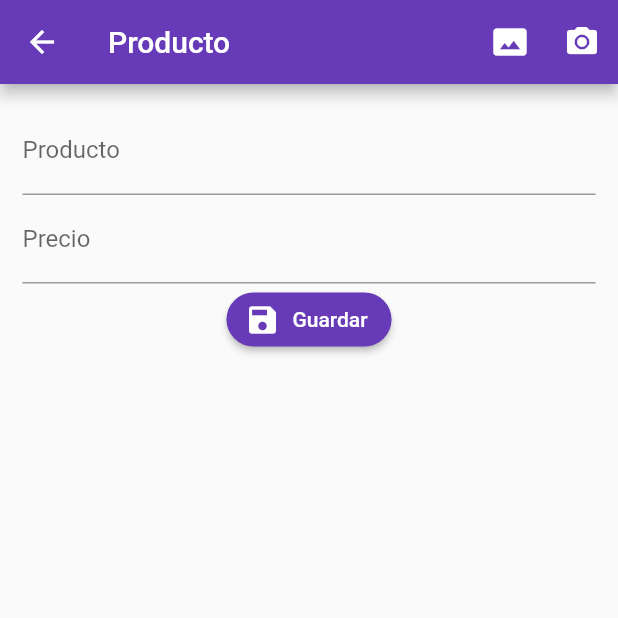
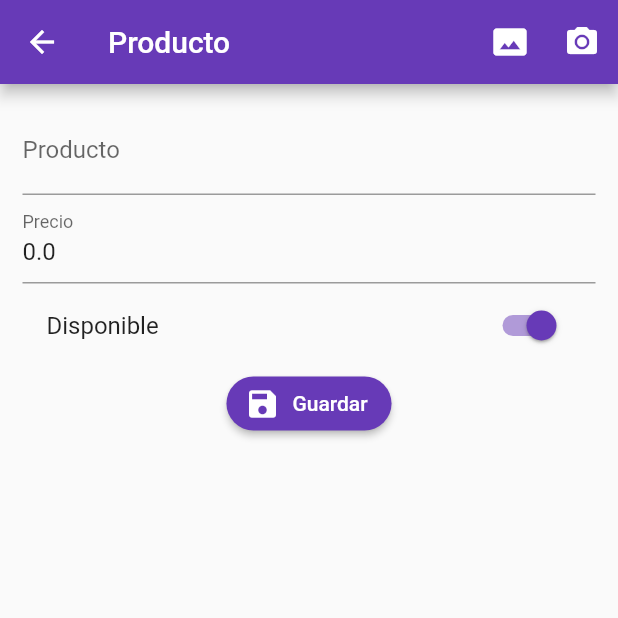
Before and after one commit to Draw507/u-flutter, a Flutter app: the ProductoPage screen opened by its route, on a phone screen of 412 x 824 dp, the top half of it. Run offline on Flutter 3.47's test engine with Material 2 defaults, Android fonts, the phone set to English and light mode, and no system bars; our stand-ins replace flutter_swiper, rxdart.

Commit message:
feat(productos): Manejo de Modelo y formularios para el SAVE

```diff
--- /dev/null
+++ b/seccion11/formvalidation/lib/src/models/producto_model.dart
@@ -0,0 +1,39 @@
+import 'dart:convert';
+
+ProductoModel productoModelFromJson(String str) =>
+    ProductoModel.fromJson(json.decode(str));
+
+String productoModelToJson(ProductoModel data) => json.encode(data.toJson());
+
+class ProductoModel {
+  String id;
+  String titulo;
+  double valor;
+  bool disponible;
+  String fotoUrl;
+
+  ProductoModel({
+    this.id,
+    this.titulo = '',
+    this.valor = 0.0,
+    this.disponible = true,
+    this.fotoUrl,
+  });
+
+  factory ProductoModel.fromJson(Map<String, dynamic> json) =>
+      new ProductoModel(
+        id: json["id"],
+        titulo: json["titulo"],
+        valor: json["valor"],
+        disponible: json["disponible"],
+        fotoUrl: json["fotoUrl"],
+      );
+
+  Map<String, dynamic> toJson() => {
+        "id": id,
+        "titulo": titulo,
+        "valor": valor,
+        "disponible": disponible,
+        "fotoUrl": fotoUrl,
+      };
+}
--- a/seccion11/formvalidation/lib/src/pages/producto_page.dart
+++ b/seccion11/formvalidation/lib/src/pages/producto_page.dart
@@ -1,4 +1,5 @@
 import 'package:flutter/material.dart';
+import 'package:formvalidation/src/models/producto_model.dart';
 import 'package:formvalidation/src/utils/utils.dart' as utils;
 
 class ProductoPage extends StatefulWidget {
@@ -8,6 +9,7 @@ class ProductoPage extends StatefulWidget {
 
 class _ProductoPageState extends State<ProductoPage> {
   final formKey = GlobalKey<FormState>();
+  ProductoModel producto = new ProductoModel();
 
   @override
   Widget build(BuildContext context) {
@@ -34,6 +36,7 @@ class _ProductoPageState extends State<ProductoPage> {
               children: [
                 _crearNombre(),
                 _crearPrecio(),
+                _crearDisponible(),
                 _crearBoton(),
               ],
             ),
@@ -45,8 +48,10 @@ class _ProductoPageState extends State<ProductoPage> {
 
   Widget _crearNombre() {
     return TextFormField(
+      initialValue: producto.titulo,
       textCapitalization: TextCapitalization.sentences,
       decoration: InputDecoration(labelText: 'Producto'),
+      onSaved: (value) => producto.titulo = value,
       validator: (value) {
         if (value.length < 3) {
           return 'Ingrese el nombre del producto';
@@ -59,8 +64,10 @@ class _ProductoPageState extends State<ProductoPage> {
 
   Widget _crearPrecio() {
     return TextFormField(
+      initialValue: producto.valor.toString(),
       keyboardType: TextInputType.number,
       decoration: InputDecoration(labelText: 'Precio'),
+      onSaved: (value) => producto.valor = double.parse(value),
       validator: (value) {
         if (utils.isNumeric(value)) {
           return null;
@@ -84,7 +91,20 @@ class _ProductoPageState extends State<ProductoPage> {
     );
   }
 
+  Widget _crearDisponible() {
+    return SwitchListTile(
+      value: producto.disponible,
+      title: Text('Disponible'),
+      activeColor: Colors.deepPurple,
+      onChanged: (value) => setState(() {
+        producto.disponible = value;
+      }),
+    );
+  }
+
   void _submit() {
     if (!formKey.currentState.validate()) return;
+
+    formKey.currentState.save();
   }
 }
```
